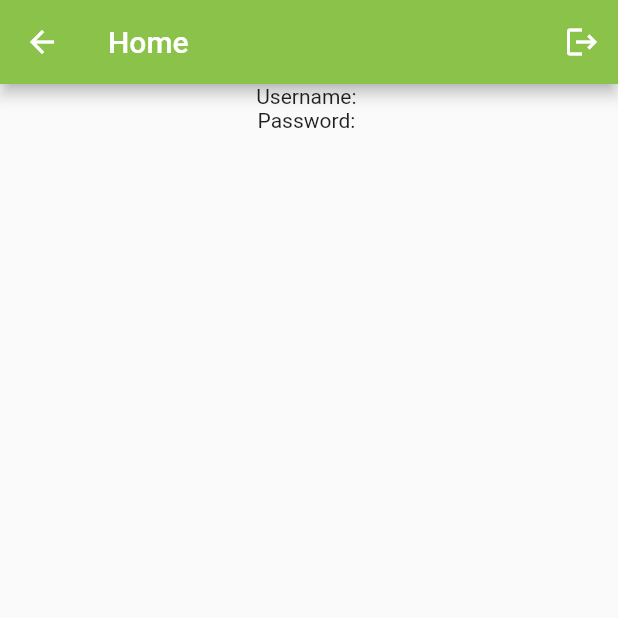
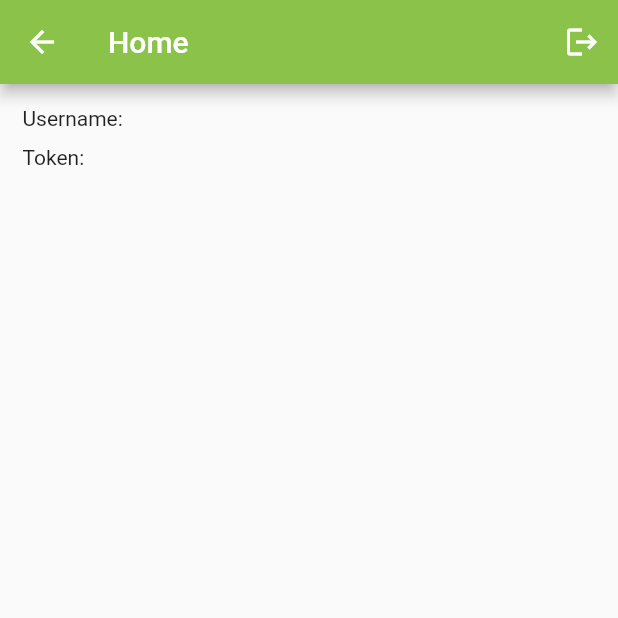
Before and after one commit to rayray199085/MyBlocApp, a Flutter app: the HomeView screen opened by its route, on a phone screen of 412 x 824 dp, the top half of it. Run offline on Flutter 3.47's test engine with Material 2 defaults, Android fonts, the phone set to English and light mode, and no system bars; our stand-ins replace bloc, equatable, flutter_bloc.

```diff
--- a/my_bloc_app/lib/pages/home/views/home_view.dart
+++ b/my_bloc_app/lib/pages/home/views/home_view.dart
@@ -1,4 +1,6 @@
 import 'package:flutter/material.dart';
+import 'package:flutter_bloc/flutter_bloc.dart';
+import 'package:my_bloc_app/blocs/authentication/authentication_cubit.dart';
 import 'package:my_bloc_app/widgets/custom_app_page.dart';
 
 class HomeView extends StatelessWidget {
@@ -20,11 +22,24 @@ class HomeView extends StatelessWidget {
             )
           ],
         ),
-        body: Center(
+        body: Padding(
+          padding: const EdgeInsets.all(15),
           child: Column(
-            children: const [
-              Text('Username: '),
-              Text('Password: '),
+            crossAxisAlignment: CrossAxisAlignment.stretch,
+            children: [
+              BlocBuilder<AuthenticationCubit, AuthenticationState>(
+                builder: (context, state) {
+                  return Text('Username: ${state.username}');
+                },
+              ),
+              const SizedBox(
+                height: 10,
+              ),
+              BlocBuilder<AuthenticationCubit, AuthenticationState>(
+                builder: (context, state) {
+                  return Text('Token: ${state.token}');
+                },
+              ),
             ],
           ),
         ),
--- a/my_bloc_app/lib/pages/login/views/login_view.dart
+++ b/my_bloc_app/lib/pages/login/views/login_view.dart
@@ -1,6 +1,7 @@
 import 'package:flutter/cupertino.dart';
 import 'package:flutter/material.dart';
 import 'package:flutter_bloc/flutter_bloc.dart';
+import 'package:my_bloc_app/blocs/authentication/authentication_cubit.dart';
 import 'package:my_bloc_app/pages/login/bloc/login_cubit.dart';
 import 'package:my_bloc_app/widgets/widgets.dart';
 
@@ -9,8 +10,9 @@ class LoginView extends StatelessWidget {
 
   @override
   Widget build(BuildContext context) {
+    final authCubit = context.read<AuthenticationCubit>();
     return BlocProvider(
-      create: (context) => LoginCubit(),
+      create: (context) => LoginCubit(authCubit),
       child: const LoginForm(),
     );
   }
--- a/my_bloc_app/pubspec.yaml
+++ b/my_bloc_app/pubspec.yaml
@@ -15,6 +15,7 @@ dependencies:
   bloc: ^8.0.2
   equatable: ^2.0.3
   uuid: ^3.0.5
+#  shared_preferences: ^2.0.12
 
 dev_dependencies:
   flutter_test:
@@ -22,6 +23,7 @@ dev_dependencies:
 
   flutter_lints: ^1.0.0
 
+
 flutter:
 
   uses-material-design: true
```
Also changed, not shown: my_bloc_app/lib/app.dart (+8 -2 lines), my_bloc_app/lib/pages/login/bloc/login_cubit.dart (+9 -1 lines), 1 other file.
